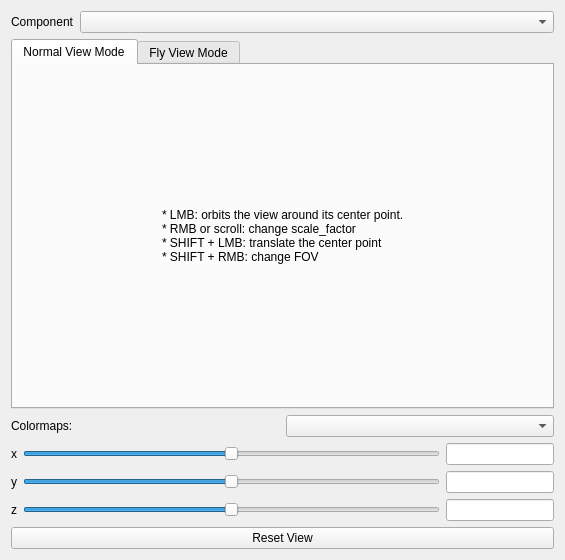
glue-viz/glue-vispy-viewers, file vispy_volume/options_widget.ui: the form before one commit.
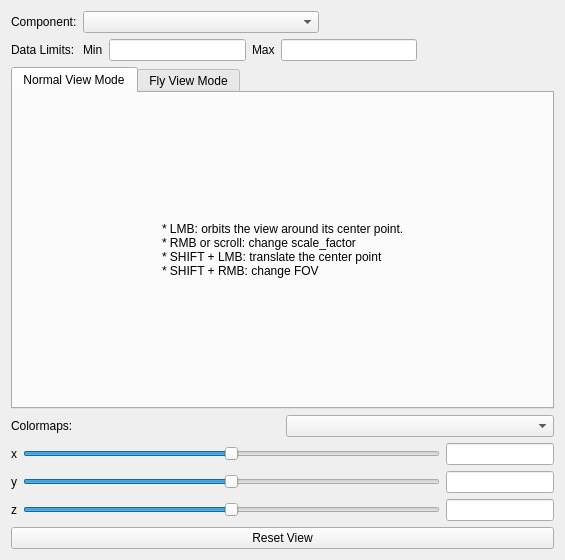
The form after the commit. Custom widgets are drawn as their Qt base class.

Commit message: Make data limits customizable

```diff
--- a/vispy_volume/options_widget.ui
+++ b/vispy_volume/options_widget.ui
@@ -14,7 +14,7 @@
    <string>3D_Volume</string>
   </property>
   <layout class="QGridLayout" name="gridLayout">
-   <item row="2" column="0">
+   <item row="4" column="0">
     <layout class="QVBoxLayout" name="verticalLayout">
      <item>
       <widget class="QTabWidget" name="view_tabs">
@@ -29,7 +29,7 @@
          <string>Normal View Mode</string>
         </attribute>
         <layout class="QGridLayout" name="gridLayout_2">
-         <item row="0" column="0">
+         <item row="1" column="0">
           <layout class="QHBoxLayout" name="horizontalLayout">
            <property name="spacing">
             <number>0</number>
@@ -269,11 +269,65 @@
      <item row="0" column="0">
       <widget class="QLabel" name="mono_att_label_2">
        <property name="text">
-        <string>Component</string>
+        <string>Component:</string>
        </property>
       </widget>
      </item>
+     <item row="1" column="0">
+      <widget class="QLabel" name="label">
+       <property name="text">
+        <string>Data Limits:</string>
+       </property>
+      </widget>
+     </item>
+     <item row="1" column="1">
+      <layout class="QHBoxLayout" name="horizontalLayout_2">
+       <item>
+        <widget class="QLabel" name="label_4">
+         <property name="text">
+          <string>Min</string>
+         </property>
+        </widget>
+       </item>
+       <item>
+        <widget class="QLineEdit" name="clim_min">
+         <property name="alignment">
+          <set>Qt::AlignRight|Qt::AlignTrailing|Qt::AlignVCenter</set>
+         </property>
+        </widget>
+       </item>
+       <item>
+        <widget class="QLabel" name="label_5">
+         <property name="text">
+          <string>Max</string>
+         </property>
+        </widget>
+       </item>
+       <item>
+        <widget class="QLineEdit" name="clim_max">
+         <property name="alignment">
+          <set>Qt::AlignRight|Qt::AlignTrailing|Qt::AlignVCenter</set>
+         </property>
+        </widget>
+       </item>
+       <item>
+        <spacer name="horizontalSpacer_5">
+         <property name="orientation">
+          <enum>Qt::Horizontal</enum>
+         </property>
+         <property name="sizeHint" stdset="0">
+          <size>
+           <width>40</width>
+           <height>20</height>
+          </size>
+         </property>
+        </spacer>
+       </item>
+      </layout>
+     </item>
      <item row="0" column="1">
+      <layout class="QHBoxLayout" name="horizontalLayout_3">
+       <item>
       <widget class="GlueComboBox" name="component">
        <property name="sizePolicy">
         <sizepolicy hsizetype="Expanding" vsizetype="Fixed">
@@ -288,6 +342,21 @@
         <enum>QComboBox::AdjustToMinimumContentsLength</enum>
        </property>
       </widget>
+       </item>
+       <item>
+        <spacer name="horizontalSpacer_6">
+         <property name="orientation">
+          <enum>Qt::Horizontal</enum>
+         </property>
+         <property name="sizeHint" stdset="0">
+          <size>
+           <width>40</width>
+           <height>20</height>
+          </size>
+         </property>
+        </spacer>
+       </item>
+      </layout>
      </item>
     </layout>
    </item>
```
Left out of the diff: 2 changed lines with no effect on the pictures. Lines whose indentation alone changed are shown as unchanged. The commit also changes 2 other files.
